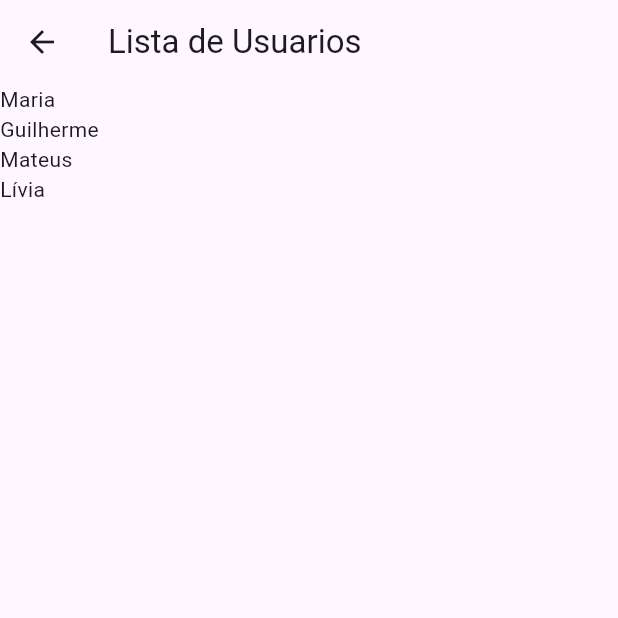
After one commit to Pytero59/crudepye, a Flutter app: the UserList screen opened directly, on a phone screen of 412 x 824 dp, the top half of it. The commit adds this screen. Run offline on Flutter 3.47's test engine with Material 3 defaults, Android fonts, the phone set to English and light mode, and no system bars.

Commit message:
Aula 8 Complete.

```diff
--- a/lib/data/dummy_users.dart
+++ b/lib/data/dummy_users.dart
@@ -1,22 +1,33 @@
-import '../../../../../flutter/packages/flutter/lib/src/widgets/platform_view.dart';
-import '../models/user.dart1';
+import '../models/user.dart';
 
 Map DUMMY_USERS = {
 
   '1': const User(
     id: '1',
     name: 'Maria',
-    email: 'maria@alunos.com.br'
-    avatarUrl: ''
+    email: 'maria@alunos.com.br',
+    avatarUrl: 'https://tpucdn.com/gpu-specs/images/c/3774-front.jpg'
+  ),
 
-
-
-
+  '2': const User(
+      id: '2',
+      name: 'Guilherme',
+      email: 'guilherme@alunos.com.br',
+      avatarUrl: 'https://tpucdn.com/gpu-specs/images/g/926-navi-23-xt.jpg'
   ),
 
 
+  '3': const User(
+      id: '3',
+      name: 'Mateus',
+      email: 'mateus@alunos.com.br',
+      avatarUrl: 'https://tpucdn.com/gpu-specs/images/c/3774-top.jpg'
+  ),
 
-
-
-
-}
+  '4': const User(
+      id: '4',
+      name: 'Lívia',
+      email: 'Lívia@alunos.com.br',
+      avatarUrl: 'https://tpucdn.com/gpu-specs/images/b/9187-front.small.jpg'
+  ),
+};
--- /dev/null
+++ b/lib/views/user_list.dart
@@ -0,0 +1,19 @@
+
+import 'package:crudepye/data/dummy_users.dart';
+import 'package:flutter/material.dart';
+
+class UserList extends StatelessWidget {
+
+  @override
+  Widget build(BuildContext context) {
+    Map users = {...DUMMY_USERS};
+    return Scaffold(
+      appBar: AppBar(
+       title: const Text('Lista de Usuarios'),
+      ),
+    body: ListView.builder(
+    itemCount: users.length,
+    itemBuilder: (ctx, i) => Text(users.values.elementAt(i).name)),
+    );
+  }
+}
```
